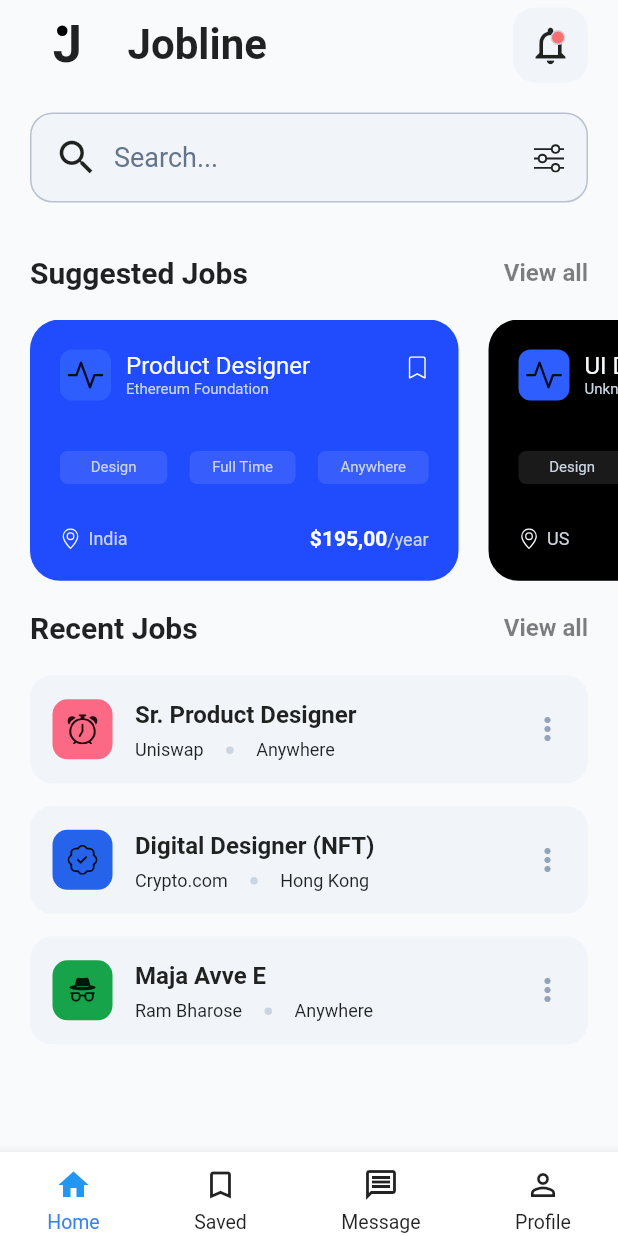
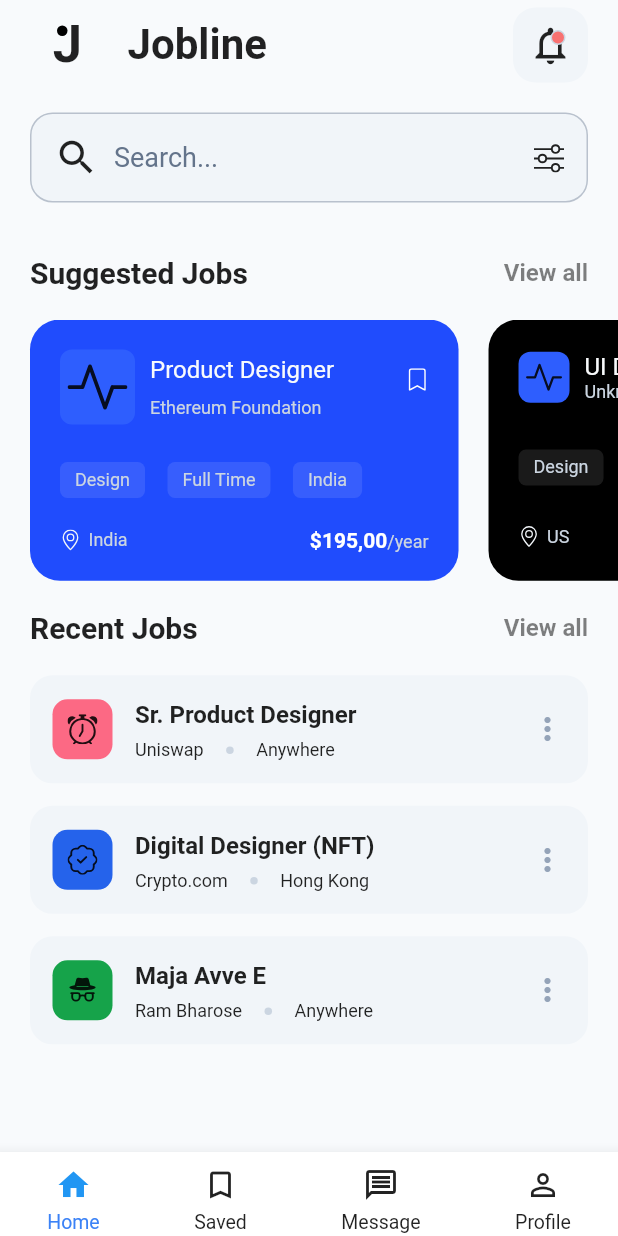
Before and after one commit to sagar-sangani/starter_app, a Flutter app: the Task2 screen opened directly, on a phone screen of 412 x 824 dp. Run offline on Flutter 3.47's test engine with Material 2 defaults, Android fonts, the phone set to English and light mode, and no system bars; our stand-ins replace bootstrap_icons, figma_squircle, google_fonts.

Commit message:
task3 screen started

```diff
--- a/lib/app/views/home_view.dart
+++ b/lib/app/views/home_view.dart
@@ -22,6 +22,7 @@ import 'package:starter_app/app/views/tasks/polygon/polygon.dart';
 import 'package:starter_app/app/views/tasks/polygon/polygon_page.dart';
 import 'package:starter_app/app/views/tasks/task_1/task_1_page.dart';
 import 'package:starter_app/app/views/tasks/task_2/task_2_page.dart';
+import 'package:starter_app/app/views/tasks/task_3/task_3_page.dart';
 import 'package:starter_app/app/views/tasks/triangle/triangle.dart';
 import 'package:starter_app/app/views/tasks/triangle/triangle_page.dart';
 
@@ -106,6 +107,11 @@ class HomeView extends StatelessWidget {
         widget: Container(),
         page: const Task2Page(),
       ),
+      Task(
+        name: 'Task 3 Screen',
+        widget: Container(),
+        page: const Task3Page(),
+      ),
     ];
 
     return Scaffold(
--- a/lib/app/views/tasks/task_2/task_2.dart
+++ b/lib/app/views/tasks/task_2/task_2.dart
@@ -222,16 +222,22 @@ class Task2 extends StatelessWidget {
                   JobCard(
                     cardColor:
                         TWColors.white.withRed(32).withGreen(76).withBlue(253),
+                    companyIcon: const Icon(BootstrapIcons.activity, size: 40),
                     jobRole: 'Product Designer',
+                    department: 'Design',
                     companyName: 'Ethereum Foundation',
                     jobLocation: 'India',
+                    typeOfJob: 'Full Time',
                     ctc: '\$195,00',
                   ),
                   const JobCard(
                     cardColor: TWColors.black,
+                    companyIcon: Icon(BootstrapIcons.activity),
                     jobRole: 'UI Designer',
+                    department: 'Design',
                     companyName: 'Unknown Company',
                     jobLocation: 'US',
+                    typeOfJob: 'Part Time',
                     ctc: '\$175,00',
                   ),
                 ],
@@ -320,7 +326,7 @@ class Task2 extends StatelessWidget {
                   size: 20,
                 ),
               ),
-            )
+            ),
           ],
         ),
       ),
@@ -330,16 +336,22 @@ class Task2 extends StatelessWidget {
 
 class JobCard extends StatelessWidget {
   final Color cardColor;
+  final Icon companyIcon;
   final String jobRole;
   final String companyName;
+  final String department;
+  final String typeOfJob;
   final String jobLocation;
   final String ctc;
 
   const JobCard({
     Key? key,
     required this.cardColor,
+    required this.companyIcon,
     required this.jobRole,
     required this.companyName,
+    required this.department,
+    required this.typeOfJob,
     required this.jobLocation,
     required this.ctc,
   }) : super(key: key);
@@ -359,19 +371,22 @@ class JobCard extends StatelessWidget {
         ),
       ),
       child: Column(
-        mainAxisAlignment: MainAxisAlignment.spaceBetween,
+        mainAxisAlignment: MainAxisAlignment.spaceAround,
         children: [
-          Row(
+          IntrinsicHeight(
+            child: Row(
               children: [
                 Flexible(
                   flex: 0,
                   child: Container(
                     padding: const EdgeInsets.all(5),
-                  child: const Icon(BootstrapIcons.activity),
+                    child: companyIcon,
                     decoration: BoxDecoration(
                       borderRadius: BorderRadius.circular(8),
-                    color:
-                        TWColors.white.withRed(46).withGreen(94).withBlue(254),
+                      color: TWColors.white
+                          .withRed(46)
+                          .withGreen(94)
+                          .withBlue(254),
                     ),
                   ),
                 ),
@@ -382,16 +397,20 @@ class JobCard extends StatelessWidget {
                     margin: const EdgeInsets.only(left: 10),
                     child: Column(
                       crossAxisAlignment: CrossAxisAlignment.start,
+                      mainAxisAlignment: MainAxisAlignment.spaceAround,
                       children: [
-                      Text(
+                        Container(
+                          padding: const EdgeInsets.only(top: 0),
+                          child: Text(
                             jobRole,
                             style: TextStyle(
                                 fontSize: 16, color: TWColors.slate.shade50),
                           ),
+                        ),
                         Text(
                           companyName,
                           style: TextStyle(
-                            fontSize: 10, color: TWColors.slate.shade300),
+                              fontSize: 12, color: TWColors.slate.shade300),
                         ),
                       ],
                     ),
@@ -413,21 +432,22 @@ class JobCard extends StatelessWidget {
                 ),
               ],
             ),
+          ),
           const SizedBox(height: 25),
-          Row(
-            mainAxisAlignment: MainAxisAlignment.spaceEvenly,
+          SizedBox(
+            width: double.infinity,
+            child: SingleChildScrollView(
+              scrollDirection: Axis.horizontal,
+              child: Row(
                 children: [
-              Flexible(
-                flex: 1,
-                fit: FlexFit.tight,
-                child: Container(
+                  Container(
                     padding:
-                      const EdgeInsets.symmetric(horizontal: 15, vertical: 5),
+                        const EdgeInsets.symmetric(horizontal: 10, vertical: 5),
                     child: Center(
                       child: Text(
-                      'Design',
+                        department,
                         style: TextStyle(
-                          fontSize: 10, color: TWColors.slate.shade300),
+                            fontSize: 12, color: TWColors.slate.shade300),
                       ),
                     ),
                     decoration: ShapeDecoration(
@@ -440,18 +460,14 @@ class JobCard extends StatelessWidget {
                       ),
                     ),
                   ),
-              ),
                   const SizedBox(width: 15),
-              Flexible(
-                fit: FlexFit.tight,
-                flex: 0,
-                child: Container(
+                  Container(
                     padding:
-                      const EdgeInsets.symmetric(horizontal: 15, vertical: 5),
+                        const EdgeInsets.symmetric(horizontal: 10, vertical: 5),
                     child: Text(
-                    'Full Time',
-                    style:
-                        TextStyle(fontSize: 10, color: TWColors.slate.shade300),
+                      typeOfJob,
+                      style: TextStyle(
+                          fontSize: 12, color: TWColors.slate.shade300),
                     ),
                     decoration: ShapeDecoration(
                       color: TWColors.white.withOpacity(0.1),
@@ -463,19 +479,15 @@ class JobCard extends StatelessWidget {
                       ),
                     ),
                   ),
-              ),
                   const SizedBox(width: 15),
-              Flexible(
-                flex: 0,
-                fit: FlexFit.tight,
-                child: Container(
+                  Container(
                     padding:
-                      const EdgeInsets.symmetric(horizontal: 15, vertical: 5),
+                        const EdgeInsets.symmetric(horizontal: 10, vertical: 5),
                     child: Center(
                       child: Text(
-                      'Anywhere',
+                        jobLocation,
                         style: TextStyle(
-                          fontSize: 10, color: TWColors.slate.shade300),
+                            fontSize: 12, color: TWColors.slate.shade300),
                       ),
                     ),
                     decoration: ShapeDecoration(
@@ -488,8 +500,9 @@ class JobCard extends StatelessWidget {
                       ),
                     ),
                   ),
+                ],
               ),
-            ],
+            ),
           ),
           const SizedBox(height: 20),
           Row(
```
Also changed, not shown: lib/app/views/tasks/task_3/task_3.dart (added, +374 -0 lines), lib/app/views/tasks/task_3/task_3_page.dart (added, +14 -0 lines). Lines whose indentation alone changed are shown as unchanged.
